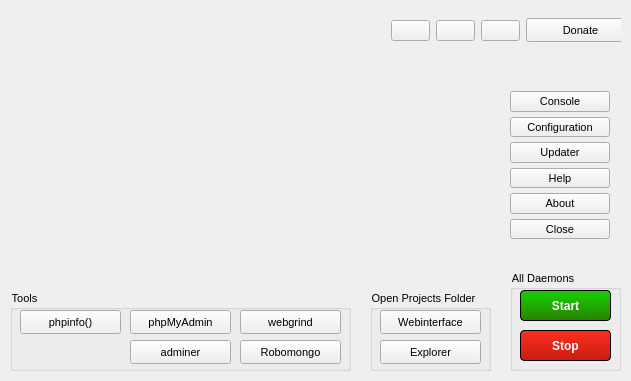
WPN-XM/server-control-panel, file src/mainwindow.ui: the form before one commit.
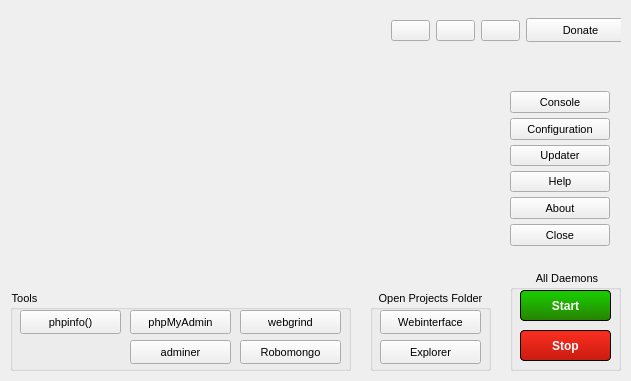
The form after the commit. Icons and pictures are not drawn.

```diff
--- a/src/mainwindow.ui
+++ b/src/mainwindow.ui
@@ -405,6 +405,9 @@
      <property name="title">
       <string>Open Projects Folder</string>
      </property>
+     <property name="alignment">
+      <set>Qt::AlignCenter</set>
+     </property>
      <property name="flat">
       <bool>false</bool>
      </property>
@@ -470,6 +473,9 @@
      <property name="title">
       <string>All Daemons</string>
      </property>
+     <property name="alignment">
+      <set>Qt::AlignCenter</set>
+     </property>
      <property name="flat">
       <bool>false</bool>
      </property>
@@ -1609,7 +1615,7 @@
       <x>510</x>
       <y>80</y>
       <width>111</width>
-      <height>170</height>
+      <height>177</height>
      </rect>
     </property>
     <layout class="QVBoxLayout" name="RightsideVBoxLayout" stretch="0,0,0,0,0,0">
@@ -1706,6 +1712,16 @@
        <property name="text">
         <string>Updater</string>
        </property>
+       <property name="icon">
+        <iconset resource="resources/resources.qrc">
+         <normaloff>:/update-circle.png</normaloff>:/update-circle.png</iconset>
+       </property>
+       <property name="iconSize">
+        <size>
+         <width>16</width>
+         <height>16</height>
+        </size>
+       </property>
       </widget>
      </item>
      <item>
```
Left out of the diff: 9 changed lines with no effect on the pictures.
